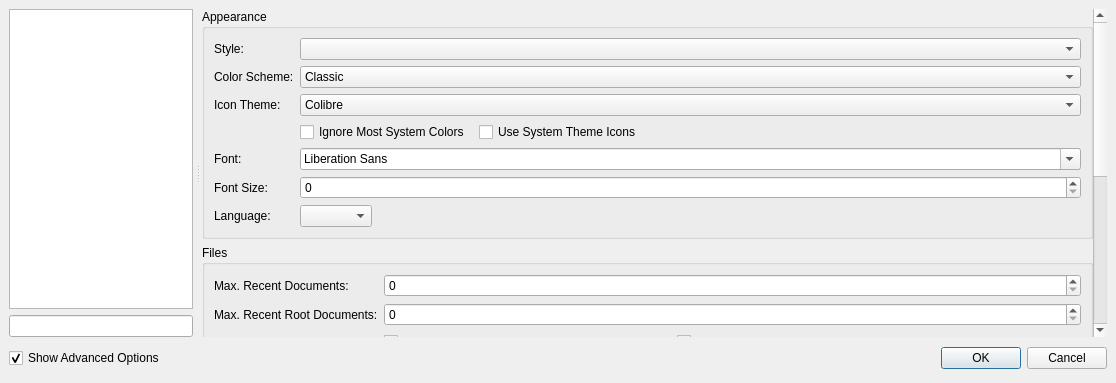
First picture: the form in src/configdialog.ui, repository texstudio-org/texstudio, before the edit.
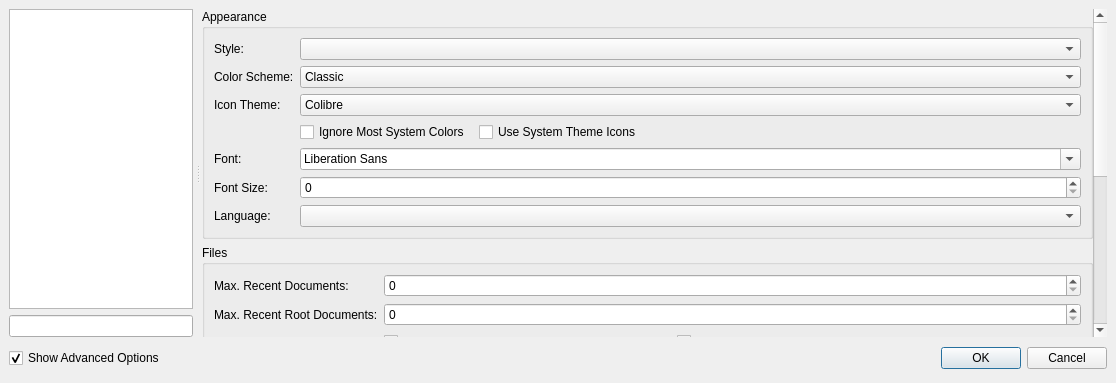
Second picture: the form after the edit. Icons and pictures are not drawn.

Commit message: large Language combobox turns back

Diff of the .ui file:
```diff
--- a/src/configdialog.ui
+++ b/src/configdialog.ui
@@ -192,7 +192,7 @@
                     </property>
                    </widget>
                   </item>
-                  <item row="10" column="1" colspan="1">
+                  <item row="10" column="1" colspan="3">
                    <widget class="QComboBox" name="comboBoxLanguage">
                     <property name="sizePolicy">
                      <sizepolicy hsizetype="Expanding" vsizetype="Preferred">
```
